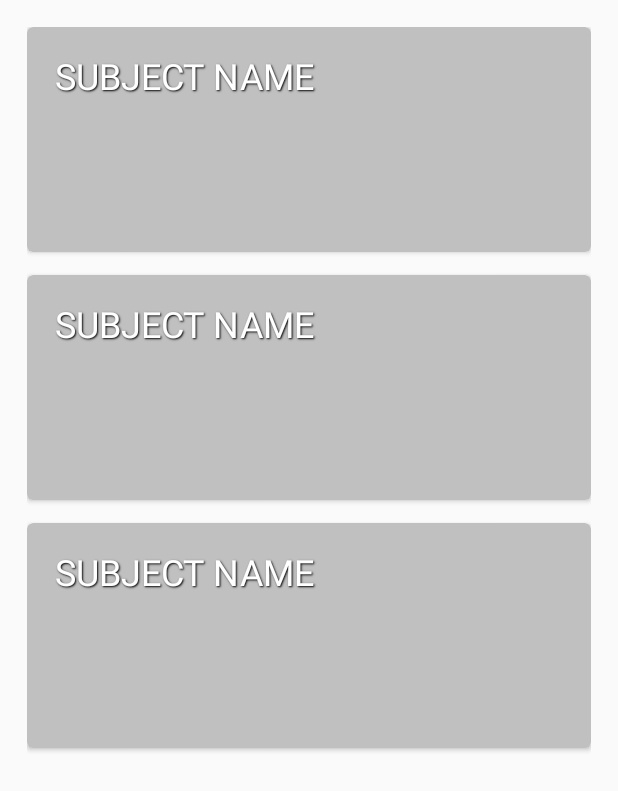
After one commit to SainagShetty/Attendance, an Android app: the layout activity_days_attendence.xml on its own in the app's theme, with its tools: preview values and no code run, on a phone screen of 412 x 824 dp. The commit adds this screen. Shown: the top 791 px of the screen. Run offline under Robolectric (Android 15) with nearby library versions, the phone set to English and light mode, and no system bars.

Commit message:
Feature: Shows the day's list

```diff
--- a/app/src/main/AndroidManifest.xml
+++ b/app/src/main/AndroidManifest.xml
@@ -24,7 +24,8 @@
         <uses-permission android:name="android.permission.WRITE_EXTERNAL_STORAGE" />
         <uses-permission android:name="android.permission.READ_EXTERNAL_STORAGE" />
 
-        <activity android:name=".About"></activity>
+        <activity android:name=".About" />
+        <activity android:name=".DaysAttendence"></activity>
     </application>
 
 </manifest>
--- /dev/null
+++ b/app/src/main/res/layout/activity_days_attendence.xml
@@ -0,0 +1,22 @@
+<?xml version="1.0" encoding="utf-8"?>
+<RelativeLayout xmlns:android="http://schemas.android.com/apk/res/android"
+    xmlns:tools="http://schemas.android.com/tools"
+    android:layout_width="match_parent"
+    android:layout_height="match_parent"
+    android:paddingBottom="@dimen/activity_vertical_margin"
+    android:paddingLeft="@dimen/activity_horizontal_margin"
+    android:paddingRight="@dimen/activity_horizontal_margin"
+    android:paddingTop="@dimen/activity_vertical_margin"
+    tools:context="com.awesome.sainag.attendence.DaysAttendence">
+    <ListView
+        android:layout_width="match_parent"
+        android:layout_height="match_parent"
+        android:divider="@null"
+        android:focusable="true"
+        android:focusableInTouchMode="true"
+        android:dividerHeight="15.0sp"
+
+        android:padding="2dp"
+        android:id="@+id/listGal"
+        tools:listitem="@layout/subject_item"></ListView>
+</RelativeLayout>
--- a/app/src/main/res/menu/menu_main.xml
+++ b/app/src/main/res/menu/menu_main.xml
@@ -7,4 +7,9 @@
         android:orderInCategory="100"
         android:title="About"
         app:showAsAction="never" />
+    <item
+        android:id="@+id/dayList"
+        android:orderInCategory="100"
+        android:title="Day's List"
+        app:showAsAction="never" />
 </menu>
--- a/app/src/main/res/values/strings.xml
+++ b/app/src/main/res/values/strings.xml
@@ -1,4 +1,4 @@
 <resources>
-    <string name="app_name">Attendence</string>
+    <string name="app_name">Attendance</string>
     <string name="action_settings">Settings</string>
 </resources>
```
Also changed, not shown: app/src/main/java/com/awesome/sainag/attendence/DayAdapter.java (added, +100 -0 lines), app/src/main/java/com/awesome/sainag/attendence/DaysAttendence.java (added, +86 -0 lines), app/src/main/java/com/awesome/sainag/attendence/MainActivity.java (+16 -21 lines), app/src/main/java/com/awesome/sainag/attendence/ModifyAttendActivity.java (+60 -14 lines).
